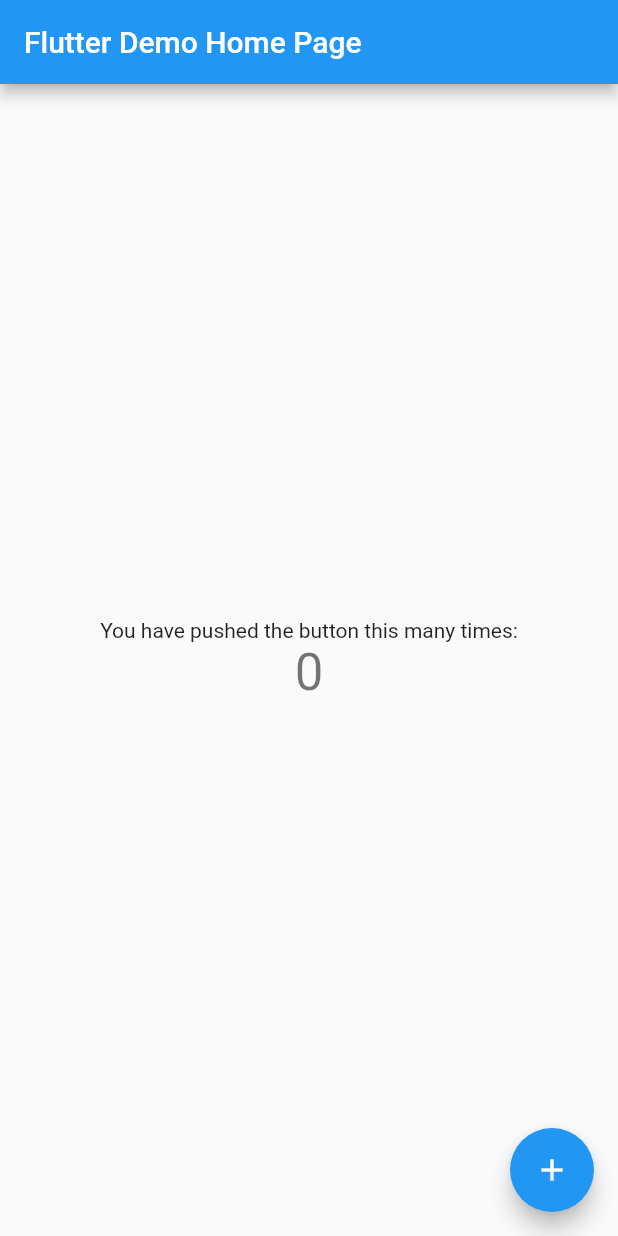
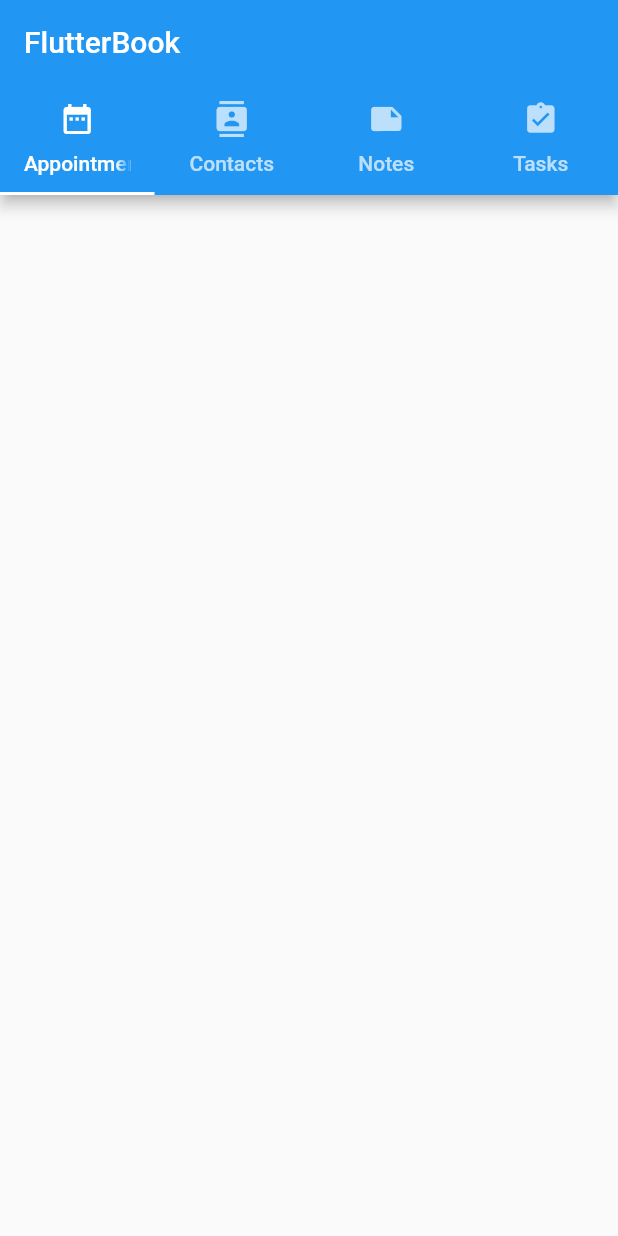
Before and after one commit to sench32/FlutterBook, a Flutter app: the screen it shows after launch, on a phone screen of 412 x 824 dp. Run offline on Flutter 3.47's test engine with Material 2 defaults, Android fonts, the phone set to English and light mode, and no system bars.

Commit message:
editing main.dart

```diff
--- a/lib/main.dart
+++ b/lib/main.dart
@@ -1,113 +1,63 @@
-import 'package:flutter/material.dart';
+import "dart:io";
+import "package:flutter/material.dart";
+import "package:path_provider/path_provider.dart";
+// import "appointments/Appointments.dart";
+// import "contacts/Contacts.dart";
+// import "notes/Notes.dart";
+// import "tasks/Tasks.dart";
+// import "utils.dart" as utils;
 
+
+/// Start it up!
 void main() {
-  runApp(MyApp());
-}
 
-class MyApp extends StatelessWidget {
-  // This widget is the root of your application.
-  @override
-  Widget build(BuildContext context) {
-    return MaterialApp(
-      title: 'Flutter  Demo',
-      theme: ThemeData(
-        // This is the theme of your application.
-        //
-        // Try running your application with "flutter run". You'll see the
-        // application has a blue toolbar. Then, without quitting the app, try
-        // changing the primarySwatch below to Colors.green and then invoke
-        // "hot reload" (press "r" in the console where you ran "flutter run",
-        // or simply save your changes to "hot reload" in a Flutter IDE).
-        // Notice that the counter didn't reset back to zero; the application
-        // is not restarted.
-        primarySwatch: Colors.blue,
-      ),
-      home: MyHomePage(title: 'Flutter Demo Home Page'),
-    );
-  }
-}
+  print("## main(): FlutterBook Starting");
 
-class MyHomePage extends StatefulWidget {
-  MyHomePage({Key key, this.title}) : super(key: key);
-
-  // This widget is the home page of your application. It is stateful, meaning
-  // that it has a State object (defined below) that contains fields that affect
-  // how it looks.
-
-  // This class is the configuration for the state. It holds the values (in this
-  // case the title) provided by the parent (in this case the App widget) and
-  // used by the build method of the State. Fields in a Widget subclass are
-  // always marked "final".
-
-  final String title;
-
-  @override
-  _MyHomePageState createState() => _MyHomePageState();
-}
-
-class _MyHomePageState extends State<MyHomePage> {
-  int _counter = 0;
-
-  void _incrementCounter() {
-    setState(() {
-      // This call to setState tells the Flutter framework that something has
-      // changed in this State, which causes it to rerun the build method below
-      // so that the display can reflect the updated values. If we changed
-      // _counter without calling setState(), then the build method would not be
-      // called again, and so nothing would appear to happen.
-      _counter++;
-    });
+  startMeUp() async {
+    Directory docsDir = await getApplicationDocumentsDirectory();
+    // utils.docsDir = docsDir;
+    runApp(FlutterBook());
   }
 
-  @override
-  Widget build(BuildContext context) {
-    // This method is rerun every time setState is called, for instance as done
-    // by the _incrementCounter method above.
-    //
-    // The Flutter framework has been optimized to make rerunning build methods
-    // fast, so that you can just rebuild anything that needs updating rather
-    // than having to individually change instances of widgets.
-    return Scaffold(
-      appBar: AppBar(
-        // Here we take the value from the MyHomePage object that was created by
-        // the App.build method, and use it to set our appbar title.
-        title: Text(widget.title),
-      ),
-      body: Center(
-        // Center is a layout widget. It takes a single child and positions it
-        // in the middle of the parent.
-        child: Column(
-          // Column is also a layout widget. It takes a list of children and
-          // arranges them vertically. By default, it sizes itself to fit its
-          // children horizontally, and tries to be as tall as its parent.
-          //
-          // Invoke "debug painting" (press "p" in the console, choose the
-          // "Toggle Debug Paint" action from the Flutter Inspector in Android
-          // Studio, or the "Toggle Debug Paint" command in Visual Studio Code)
-          // to see the wireframe for each widget.
-          //
-          // Column has various properties to control how it sizes itself and
-          // how it positions its children. Here we use mainAxisAlignment to
-          // center the children vertically; the main axis here is the vertical
-          // axis because Columns are vertical (the cross axis would be
-          // horizontal).
-          mainAxisAlignment: MainAxisAlignment.center,
-          children: <Widget>[
-            Text(
-              'You have pushed the button this many times:',
-            ),
-            Text(
-              '$_counter',
-              style: Theme.of(context).textTheme.headline4,
-            ),
-          ],
-        ),
-      ),
-      floatingActionButton: FloatingActionButton(
-        onPressed: _incrementCounter,
-        tooltip: 'Increment',
-        child: Icon(Icons.add),
-      ), // This trailing comma makes auto-formatting nicer for build methods.
-    );
-  }
+  startMeUp();
+
+} /* End main(). */
+
+
+class FlutterBook extends StatelessWidget {
+
+  Widget build(BuildContext inContext) {
+
+    print("## FlutterBook.build()");
+
+    return MaterialApp(
+        home : DefaultTabController(
+            length : 4,
+            child : Scaffold(
+                appBar : AppBar(
+                    title : Text("FlutterBook"),
+                    bottom : TabBar(
+                        tabs : [
+                          Tab(icon : Icon(Icons.date_range), text : "Appointments"),
+                          Tab(icon : Icon(Icons.contacts), text : "Contacts"),
+                          Tab(icon : Icon(Icons.note), text : "Notes"),
+                          Tab(icon : Icon(Icons.assignment_turned_in), text : "Tasks")
+                        ] /* End TabBar.tabs. */
+                    ) /* End TabBar. */
+                ), /* End AppBar. */
+                body : TabBarView(
+                    children : [
+                      // Appointments(),
+                      // Contacts(),
+                      // Notes(),
+                      // Tasks()
+                    ] /* End TabBarView.children. */
+                ) /* End TabBarView. */
+            ) /* End Scaffold. */
+        ) /* End DefaultTabController. */
+    ); /* End MaterialApp. */
+
+  } /* End build(). */
+
+
 }
```
Also changed, not shown: 1 other file.
